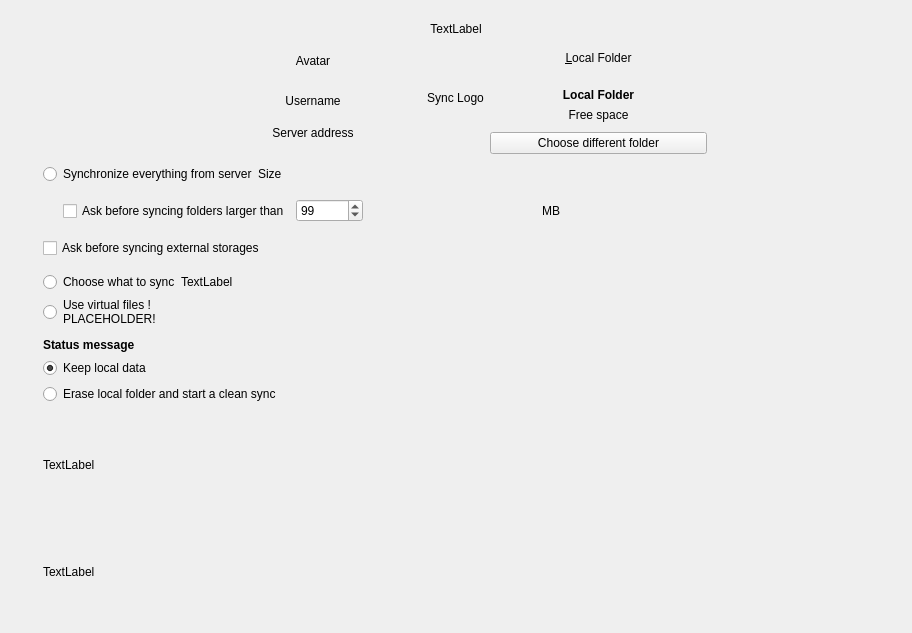
Old version of the form src/gui/wizard/owncloudadvancedsetuppage.ui in the repository IONOS-Productivity/nc-desktop.
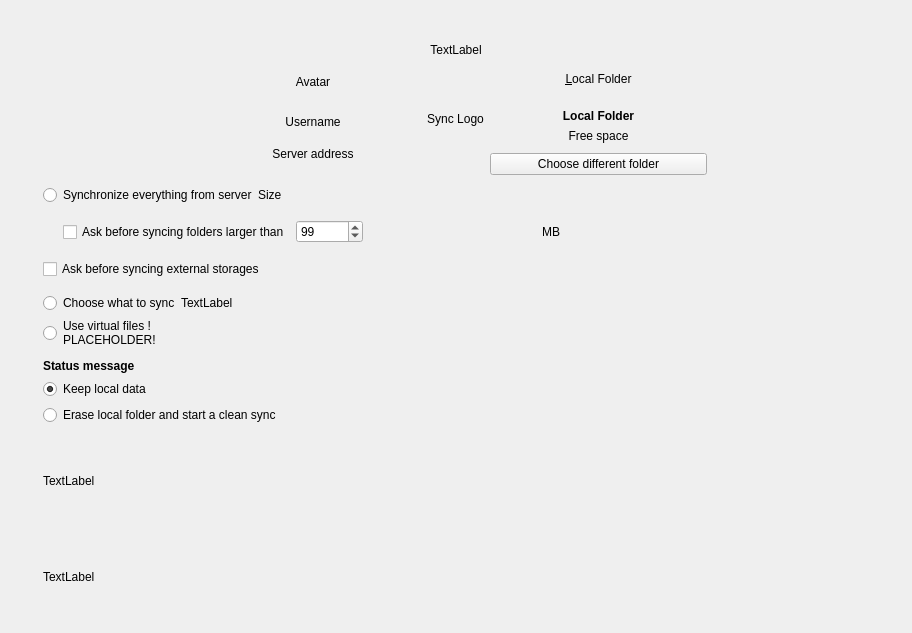
New version of the form.

Commit message:
[SES-144] increase top spacer size
also change some sizes to fixed so they do not get resized

Diff of the .ui file:
```diff
--- a/src/gui/wizard/owncloudadvancedsetuppage.ui
+++ b/src/gui/wizard/owncloudadvancedsetuppage.ui
@@ -49,7 +49,7 @@
        <property name="sizeHint" stdset="0">
         <size>
          <width>20</width>
-         <height>11</height>
+         <height>32</height>
         </size>
        </property>
       </spacer>
@@ -59,6 +59,9 @@
      </item>
      <item>
       <widget class="QLabel" name="topLabel">
+       <property name="enabled">
+        <bool>true</bool>
+       </property>
        <property name="sizePolicy">
         <sizepolicy hsizetype="Preferred" vsizetype="Fixed">
          <horstretch>0</horstretch>
@@ -182,6 +185,9 @@
        </item>
        <item>
         <layout class="QVBoxLayout" name="arrowVBox">
+         <property name="sizeConstraint">
+          <enum>QLayout::SetFixedSize</enum>
+         </property>
          <item>
           <widget class="QLabel" name="syncLogoLabel">
            <property name="sizePolicy">
@@ -206,7 +212,7 @@
        <item>
         <layout class="QVBoxLayout" name="locationsVBox">
          <property name="sizeConstraint">
-          <enum>QLayout::SetMinimumSize</enum>
+          <enum>QLayout::SetFixedSize</enum>
          </property>
          <item>
           <widget class="QLabel" name="lLocal">
@@ -369,7 +375,7 @@
         <enum>Qt::Vertical</enum>
        </property>
        <property name="sizeType">
-        <enum>QSizePolicy::Preferred</enum>
+        <enum>QSizePolicy::Fixed</enum>
        </property>
        <property name="sizeHint" stdset="0">
         <size>
```
